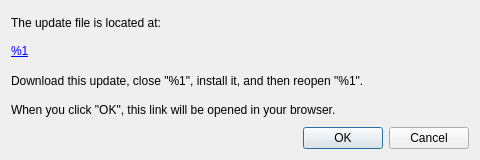
Qt form fvupdateconfirmdialog.ui (Mashpy/TechnologyBasic-Software) before a commit.
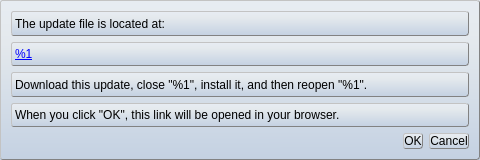
The same form after that commit.

The edit to the form file:
```diff
--- a/fvupdateconfirmdialog.ui
+++ b/fvupdateconfirmdialog.ui
@@ -13,6 +13,13 @@
   <property name="windowTitle">
    <string>Software Update</string>
   </property>
+  <property name="styleSheet">
+   <string notr="true">background-color:qlineargradient(spread:pad, x1:0.493, y1:0.0227272, x2:0.498, y2:1, stop:0 #e7ecf2, stop:0.24878 #e4e9ed, stop:1 #c4d1e2);
+border-width: 1px;
+border-style: outset;
+border-radius: 3px;
+border-color: rgb(130, 130, 130);</string>
+  </property>
   <layout class="QVBoxLayout" name="verticalLayout">
    <item>
     <widget class="QLabel" name="updateFileIsLocatedLabel">
```
